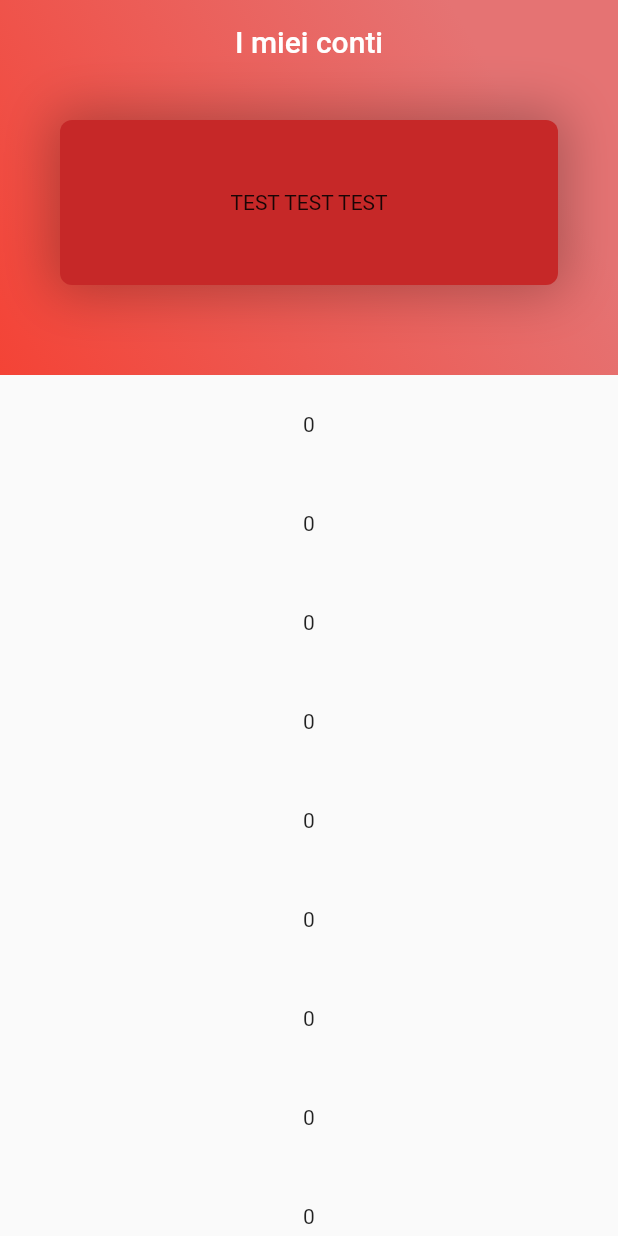
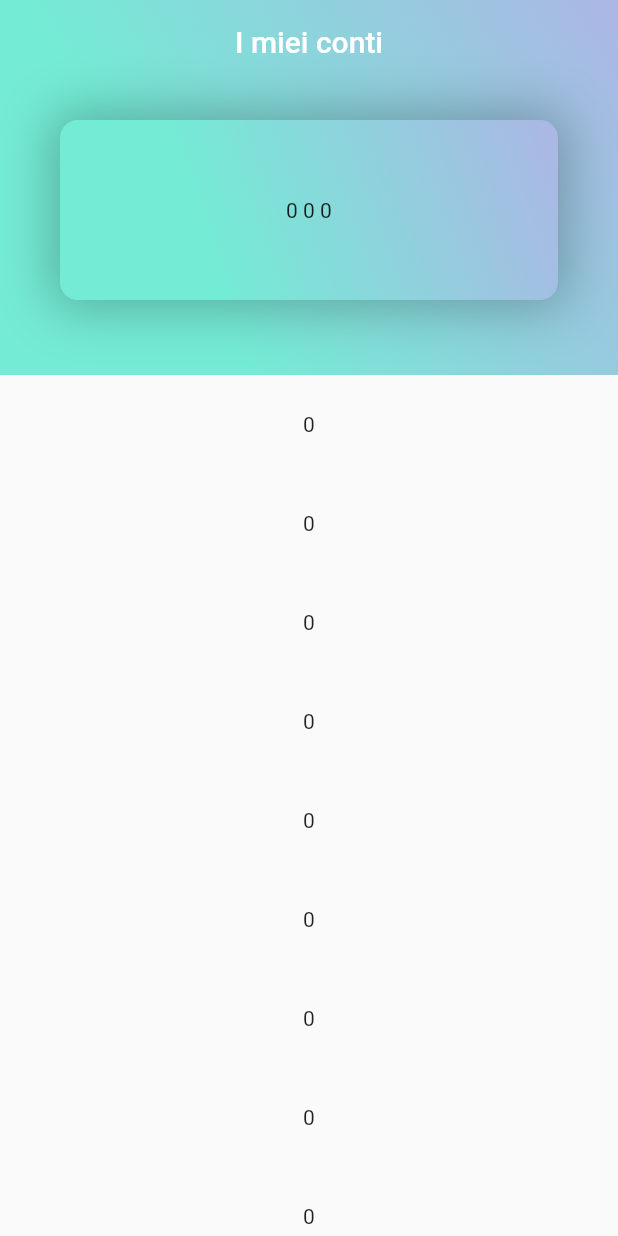
Before and after one commit to maicolstracci/crispy_starter, a Flutter app: the screen it shows after launch, on a phone screen of 412 x 824 dp. Run offline on Flutter 3.47's test engine with Material 2 defaults, Android fonts, the phone set to English and light mode, and no system bars; our stand-ins replace dio, rxdart.

Commit message:
Card gradient added

```diff
--- a/lib/UI/Widgets/card_list.dart
+++ b/lib/UI/Widgets/card_list.dart
@@ -7,6 +7,10 @@ import '../../constants.dart';
 
 class CardList extends StatelessWidget {
 
+  PageController controller;
+
+  CardList({this.controller});
+
   @override
   Widget build(BuildContext context) {
 
@@ -14,9 +18,11 @@ class CardList extends StatelessWidget {
     BlocProvider.of<SwipeCardBloc>(context);
 
     return PageView.builder(
+      controller: this.controller,
       onPageChanged: (index)=> swipeCardBloc.emitEvent(SwipeCardEvent(page: index)),
       physics: PageScrollPhysics(),
       scrollDirection: Axis.horizontal,
+//        itemBuilder: (context, index) => Center(child: Text(index.toString())),
         itemBuilder: (context, index) => ContainerCard(index: index),
 //        separatorBuilder: (context, index) => SizedBox(
 //              width: 8,
@@ -32,17 +38,44 @@ class ContainerCard extends StatelessWidget {
 
   @override
   Widget build(BuildContext context) {
-    return Container(height: 200,
-    width: MediaQuery.of(context).size.width,
-    padding: EdgeInsets.all(16),
-    child: Container(
-      height: 100,
-      width: 150,
+    return Container(
       decoration: BoxDecoration(
-        color: colors[index],
-        borderRadius: BorderRadius.circular(16)
+        gradient: LinearGradient(
+            colors: [
+              Color(0xff74ebd5),
+              Color(0xffACB6E5),
+            ],
+            begin: Alignment.bottomLeft,
+            end: Alignment.topRight,
+            stops: [0.3, 1],
+            tileMode: TileMode.clamp),
       ),
-
-    ),);
+      child: Container(
+        margin: EdgeInsets.only(
+            top: 80, left: 40, right: 40, bottom: 50),
+        child: SizedBox(
+            height: 100,
+            width: 200,
+            child: Container(
+                decoration: BoxDecoration(
+                    borderRadius: BorderRadius.circular(12),
+                    gradient: LinearGradient(
+                        colors: [
+                          Color(0xff74ebd5),
+                          Color(0xffACB6E5),
+                        ],
+                        begin: Alignment.bottomLeft,
+                        end: Alignment.topRight,
+                        stops: [0.3, 1],
+                        tileMode: TileMode.clamp),
+                    boxShadow: [
+                      BoxShadow(
+                          color: Colors.black26,
+                          spreadRadius: 5,
+                          blurRadius: 30)
+                    ]),
+                child: Center(child: Text("$index $index $index")))),
+      ),
+    );
   }
 }
--- a/lib/main.dart
+++ b/lib/main.dart
@@ -5,6 +5,7 @@ import 'package:crispy_starter/api_keys.dart';
 import 'package:crispy_starter/constants.dart';
 import 'package:dio/dio.dart';
 import 'package:flutter/material.dart';
+import 'package:flutter/rendering.dart';
 
 import 'BLoC/Helpers/bloc_base.dart';
 
@@ -34,6 +35,9 @@ class CrispyStarter extends StatefulWidget {
 }
 
 class _CrispyStarterState extends State<CrispyStarter> {
+
+  PageController _pageController;
+
   @override
   Widget build(BuildContext context) {
     void getDataFromIMDBAPI() async {
@@ -50,7 +54,6 @@ class _CrispyStarterState extends State<CrispyStarter> {
       body: ScrollConfiguration(
         behavior: NoGlow(),
         child: CustomScrollView(
-
           slivers: [
             SliverAppBar(
               backgroundColor: Colors.green,
@@ -61,37 +64,7 @@ class _CrispyStarterState extends State<CrispyStarter> {
               title: Text('I miei conti'),
               centerTitle: true,
               flexibleSpace: SizedBox.expand(
-                child: Container(
-                  decoration: BoxDecoration(
-                    gradient: LinearGradient(
-                        colors: [
-                          Colors.red,
-                          Colors.red[300],
-                        ],
-                        begin: Alignment.bottomLeft,
-                        end: Alignment.topRight,
-                        stops: [0.0, 0.8],
-                        tileMode: TileMode.clamp),
-                  ),
-                  child: Container(
-                    margin:
-                        EdgeInsets.only(top: 80, left: 40, right: 40, bottom: 60),
-                    child: SizedBox(
-                        height: 100,
-                        width: 200,
-                        child: Container(
-                            decoration: BoxDecoration(
-                                borderRadius: BorderRadius.circular(8),
-                                color: Colors.red[800],
-                                boxShadow: [
-                                  BoxShadow(
-                                      color: Colors.black26,
-                                      spreadRadius: 5,
-                                      blurRadius: 30)
-                                ]),
-                            child: Center(child: Text("TEST TEST TEST")))),
-                  ),
-                ),
+                child: CardList(controller: _pageController),
               ),
             ),
             DataList()
```
